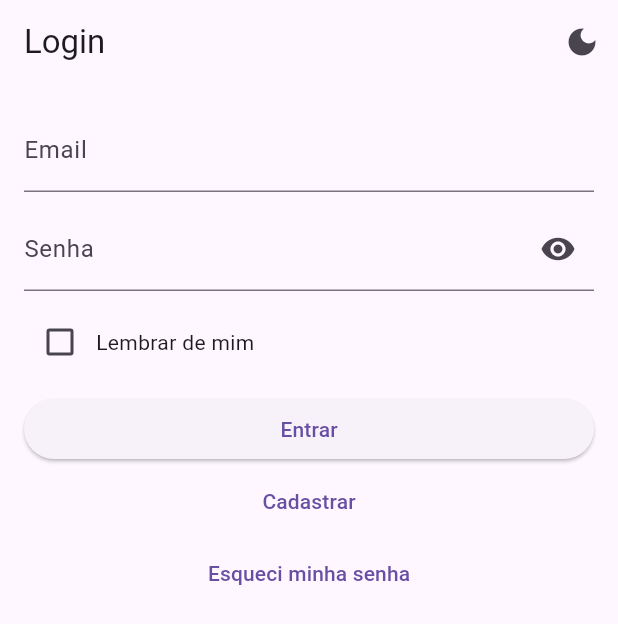
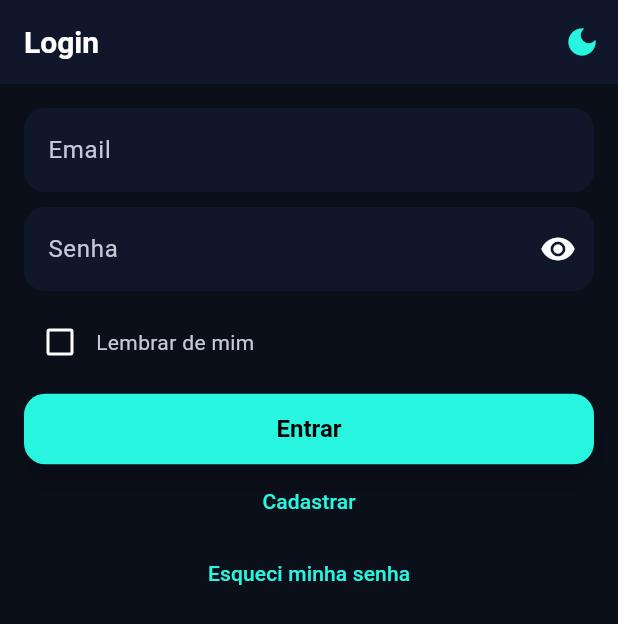
Before and after one commit to Henrizinn1006/eventcontrol, a Flutter app: the screen it shows after launch, on a phone screen of 412 x 824 dp. Shown: the top 624 px of the screen. Run offline on Flutter 3.47's test engine with Material 3 defaults, Android fonts, the phone set to English and light mode, and no system bars; our stand-ins replace image_picker, shared_preferences.

Commit message:
feat(ui): atualização de design e organização das telas

```diff
--- a/lib/main.dart
+++ b/lib/main.dart
@@ -1,5 +1,7 @@
 import 'package:flutter/material.dart';
 import 'package:shared_preferences/shared_preferences.dart';
+
+import 'theme/app_theme.dart';
 import 'login.dart';
 import 'home.dart';
 
@@ -15,7 +17,7 @@ class EventControlApp extends StatefulWidget {
 }
 
 class _EventControlAppState extends State<EventControlApp> {
-  bool darkMode = false;
+  bool darkMode = true; // já inicia no escuro (recomendado)
   int? idUsuario;
   bool isLoading = true;
 
@@ -32,9 +34,7 @@ class _EventControlAppState extends State<EventControlApp> {
     if (logado) {
       final id = prefs.getInt('id_usuario');
       if (id != null) {
-        setState(() {
-          idUsuario = id;
-        });
+        idUsuario = id;
       }
     }
 
@@ -43,18 +43,14 @@ class _EventControlAppState extends State<EventControlApp> {
     });
   }
 
-  // =========================
   // CONTROLE DE TEMA
-  // =========================
   void toggleTheme() {
     setState(() {
       darkMode = !darkMode;
     });
   }
 
-  // =========================
   // LOGIN / LOGOUT
-  // =========================
   void login(int id) {
     setState(() {
       idUsuario = id;
@@ -64,19 +60,24 @@ class _EventControlAppState extends State<EventControlApp> {
   Future<void> logout() async {
     final prefs = await SharedPreferences.getInstance();
     await prefs.clear();
+
     setState(() {
       idUsuario = null;
     });
   }
 
-  // =========================
   // APP
-  // =========================
   @override
   Widget build(BuildContext context) {
     return MaterialApp(
       debugShowCheckedModeBanner: false,
-      theme: darkMode ? ThemeData.dark() : ThemeData.light(),
+
+      // TEMAS
+      theme: AppTheme.lightTheme,
+      darkTheme: AppTheme.darkTheme,
+      themeMode: darkMode ? ThemeMode.dark : ThemeMode.light,
+
+      // CONTROLE DE TELAS
       home: isLoading
           ? const Scaffold(
               body: Center(
--- /dev/null
+++ b/lib/theme/app_theme.dart
@@ -0,0 +1,230 @@
+import 'package:flutter/material.dart';
+
+class AppTheme {
+  AppTheme._();
+
+  /*
+   *  PALETA BASE — EVENTCONTROL
+    */
+
+  // ---------- DARK THEME ----------
+  static const Color darkBackground = Color(0xFF0B0F1A);
+  static const Color darkBackgroundSecondary = Color(0xFF11172A);
+  static const Color darkSurface = Color(0xFF161E36);
+
+  static const Color neonCyan = Color(0xFF27F5E0);
+  static const Color neonCyanVariant = Color(0xFF1CC8D4);
+
+  static const Color neonViolet = Color(0xFF9B7CFF);
+  static const Color neonVioletVariant = Color(0xFF7B5CFF);
+
+  static const Color darkTextPrimary = Color(0xFFFFFFFF);
+  static const Color darkTextSecondary = Color(0xFFC7C9D9);
+  static const Color darkTextDisabled = Color(0xFF7A7F9D);
+
+  // Estados
+  static const Color success = Color(0xFF2DFF9B);
+  static const Color warning = Color(0xFFFFB020);
+  static const Color error = Color(0xFFFF5C5C);
+  static const Color info = Color(0xFF4DA3FF);
+
+  // ---------- LIGHT THEME ----------
+  static const Color lightBackground = Color(0xFFF5F7FB);
+  static const Color lightBackgroundSecondary = Color(0xFFECEFF6);
+  static const Color lightSurface = Color(0xFFFFFFFF);
+
+  static const Color lightPrimary = Color(0xFF00BFD4);
+  static const Color lightPrimaryVariant = Color(0xFF0097A7);
+
+  static const Color lightSecondary = Color(0xFF6A5CFF);
+  static const Color lightSecondaryVariant = Color(0xFF4F46E5);
+
+  static const Color lightTextPrimary = Color(0xFF0F172A);
+  static const Color lightTextSecondary = Color(0xFF475569);
+  static const Color lightTextDisabled = Color(0xFF94A3B8);
+
+   // DARK THEME
+
+  static ThemeData darkTheme = ThemeData(
+    brightness: Brightness.dark,
+    scaffoldBackgroundColor: darkBackground,
+
+    primaryColor: neonCyan,
+    colorScheme: const ColorScheme.dark(
+      primary: neonCyan,
+      secondary: neonViolet,
+      background: darkBackground,
+      surface: darkSurface,
+      error: error,
+    ),
+
+    appBarTheme: const AppBarTheme(
+      backgroundColor: darkBackgroundSecondary,
+      elevation: 0,
+      titleTextStyle: TextStyle(
+        color: darkTextPrimary,
+        fontSize: 20,
+        fontWeight: FontWeight.w600,
+      ),
+      iconTheme: IconThemeData(color: neonCyan),
+    ),
+
+    cardTheme: CardThemeData(
+      color: darkSurface,
+      elevation: 6,
+      shadowColor: neonCyan.withOpacity(0.15),
+      shape: RoundedRectangleBorder(
+        borderRadius: BorderRadius.circular(16),
+      ),
+    ),
+
+    elevatedButtonTheme: ElevatedButtonThemeData(
+      style: ElevatedButton.styleFrom(
+        backgroundColor: neonCyan,
+        foregroundColor: Colors.black,
+        elevation: 6,
+        padding: const EdgeInsets.symmetric(vertical: 14, horizontal: 24),
+        shape: RoundedRectangleBorder(
+          borderRadius: BorderRadius.circular(14),
+        ),
+        textStyle: const TextStyle(
+          fontSize: 16,
+          fontWeight: FontWeight.w600,
+        ),
+      ),
+    ),
+
+    textTheme: const TextTheme(
+      headlineLarge: TextStyle(
+        color: darkTextPrimary,
+        fontSize: 28,
+        fontWeight: FontWeight.bold,
+      ),
+      headlineMedium: TextStyle(
+        color: darkTextPrimary,
+        fontSize: 22,
+        fontWeight: FontWeight.w600,
+      ),
+      bodyLarge: TextStyle(
+        color: darkTextSecondary,
+        fontSize: 16,
+      ),
+      bodyMedium: TextStyle(
+        color: darkTextSecondary,
+        fontSize: 14,
+      ),
+      labelLarge: TextStyle(
+        color: darkTextPrimary,
+        fontSize: 14,
+        fontWeight: FontWeight.w500,
+      ),
+    ),
+
+    inputDecorationTheme: InputDecorationTheme(
+      filled: true,
+      fillColor: darkBackgroundSecondary,
+      labelStyle: const TextStyle(color: darkTextSecondary),
+      hintStyle: const TextStyle(color: darkTextDisabled),
+      border: OutlineInputBorder(
+        borderRadius: BorderRadius.circular(14),
+        borderSide: BorderSide.none,
+      ),
+      focusedBorder: OutlineInputBorder(
+        borderRadius: BorderRadius.circular(14),
+        borderSide: const BorderSide(color: neonCyan, width: 1.5),
+      ),
+    ),
+  );
+  // LIGHT THEME
+
+  static ThemeData lightTheme = ThemeData(
+    brightness: Brightness.light,
+    scaffoldBackgroundColor: lightBackground,
+
+    primaryColor: lightPrimary,
+    colorScheme: const ColorScheme.light(
+      primary: lightPrimary,
+      secondary: lightSecondary,
+      background: lightBackground,
+      surface: lightSurface,
+      error: error,
+    ),
+
+    appBarTheme: const AppBarTheme(
+      backgroundColor: lightSurface,
+      elevation: 0,
+      titleTextStyle: TextStyle(
+        color: lightTextPrimary,
+        fontSize: 20,
+        fontWeight: FontWeight.w600,
+      ),
+      iconTheme: IconThemeData(color: lightPrimary),
+    ),
+
+    cardTheme: CardThemeData(
+      color: lightSurface,
+      elevation: 4,
+      shadowColor: Colors.black12,
+      shape: RoundedRectangleBorder(
+        borderRadius: BorderRadius.circular(16),
+      ),
+    ),
+
+    elevatedButtonTheme: ElevatedButtonThemeData(
+      style: ElevatedButton.styleFrom(
+        backgroundColor: lightPrimary,
+        foregroundColor: Colors.white,
+        elevation: 4,
+        padding: const EdgeInsets.symmetric(vertical: 14, horizontal: 24),
+        shape: RoundedRectangleBorder(
+          borderRadius: BorderRadius.circular(14),
+        ),
+        textStyle: const TextStyle(
+          fontSize: 16,
+          fontWeight: FontWeight.w600,
+        ),
+      ),
+    ),
+
+    textTheme: const TextTheme(
+      headlineLarge: TextStyle(
+        color: lightTextPrimary,
+        fontSize: 28,
+        fontWeight: FontWeight.bold,
+      ),
+      headlineMedium: TextStyle(
+        color: lightTextPrimary,
+        fontSize: 22,
+        fontWeight: FontWeight.w600,
+      ),
+      bodyLarge: TextStyle(
+        color: lightTextSecondary,
+        fontSize: 16,
+      ),
+      bodyMedium: TextStyle(
+        color: lightTextSecondary,
+        fontSize: 14,
+      ),
+      labelLarge: TextStyle(
+        color: lightTextPrimary,
+        fontSize: 14,
+        fontWeight: FontWeight.w500,
+      ),
+    ),
+
+    inputDecorationTheme: InputDecorationTheme(
+      filled: true,
+      fillColor: lightBackgroundSecondary,
+      labelStyle: const TextStyle(color: lightTextSecondary),
+      hintStyle: const TextStyle(color: lightTextDisabled),
+      border: OutlineInputBorder(
+        borderRadius: BorderRadius.circular(14),
+        borderSide: BorderSide.none,
+      ),
+      focusedBorder: OutlineInputBorder(
+        borderRadius: BorderRadius.circular(14),
+        borderSide: const BorderSide(color: lightPrimary, width: 1.5),
+      ),
+    ),
+  );
+}
```
Also changed, not shown: lib/configuracoes.dart (added, +116 -0 lines), lib/eventos.dart (+59 -27 lines), lib/home.dart (+61 -53 lines), lib/login.dart (+3 -11 lines), lib/widgets/action_card.dart (added, +95 -0 lines).
